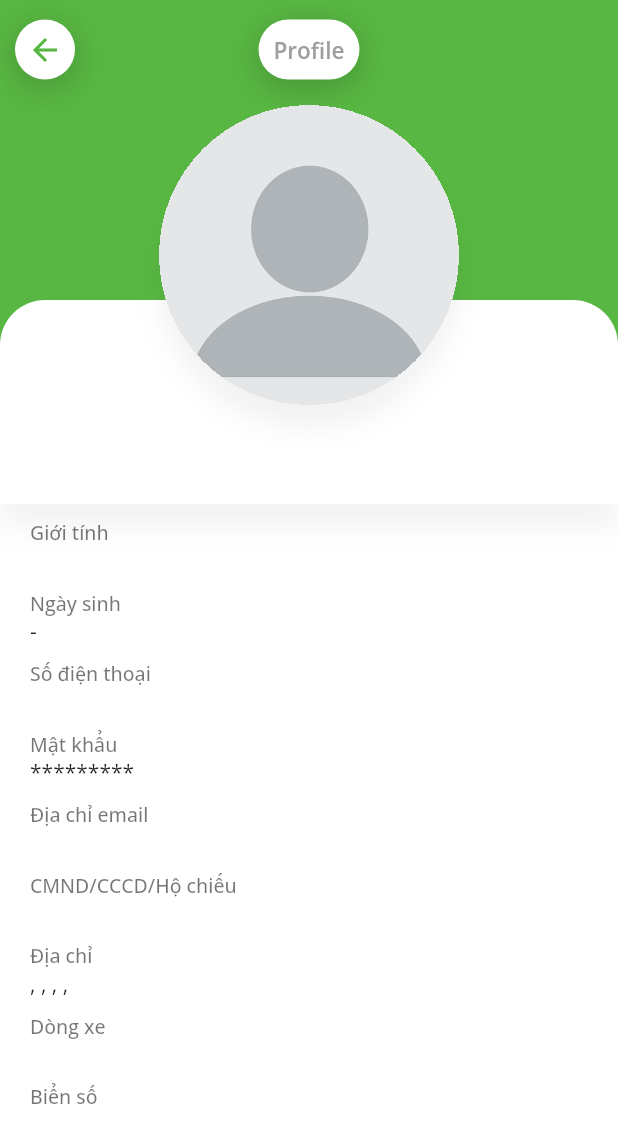
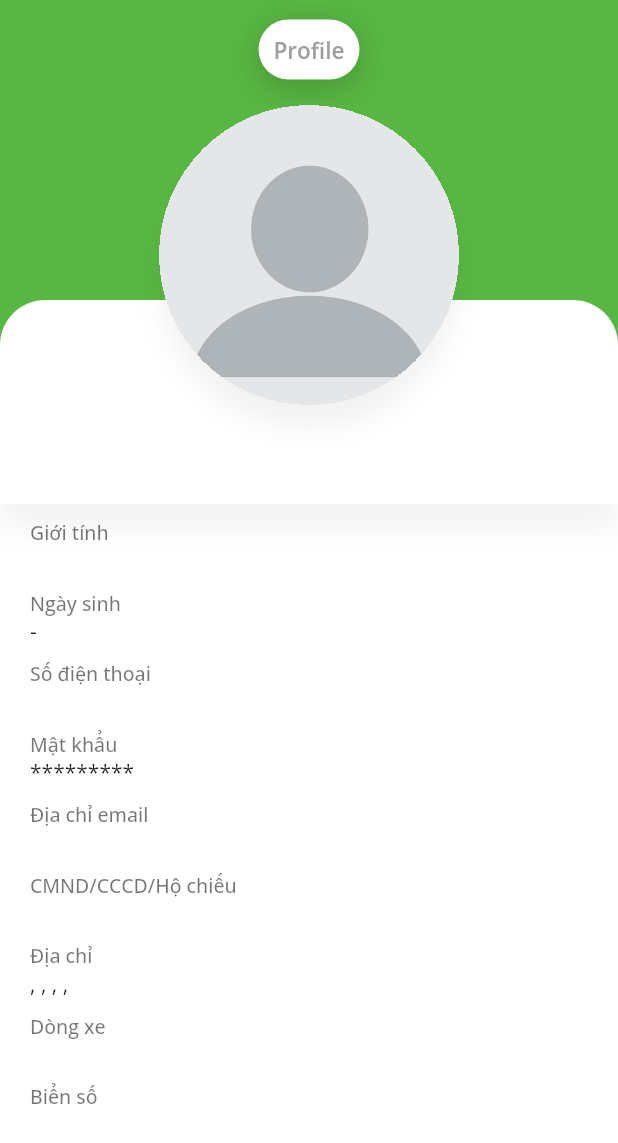
Before and after one commit to mq149/dct_shipper, a Flutter app: the ProfileScreen screen opened by its route, on a phone screen of 412 x 824 dp. Shown: the top 1143 px of the screen. Run offline on Flutter 3.47's test engine with Material 2 defaults, Android fonts, the light colour scheme and no system bars; our stand-ins replace google_fonts, marquee; missing offline and left inert: slide_button; network calls fail.

Commit message:
Update profile topbar button.

```diff
--- a/lib/views/profile.dart
+++ b/lib/views/profile.dart
@@ -49,10 +49,11 @@ class _ProfileScreenState extends State<ProfileScreen> {
                   padding: const EdgeInsets.fromLTRB(10, 0, 10, 0),
                   child: NavbarWidget(
                       title: 'Profile',
-                      leftButton: NavbarButton(
-                          icon: Icons.arrow_back,
-                          iconColor: Theme.of(context).primaryColor,
-                          onPressed: () => {}),
+                      leftButton: null,
+                      // NavbarButton(
+                      //     icon: Icons.arrow_back,
+                      //     iconColor: Theme.of(context).primaryColor,
+                      //     onPressed: () => {}),
                       rightButton: null
                       // NavbarButton(
                       //     icon: Icons.edit,
```
